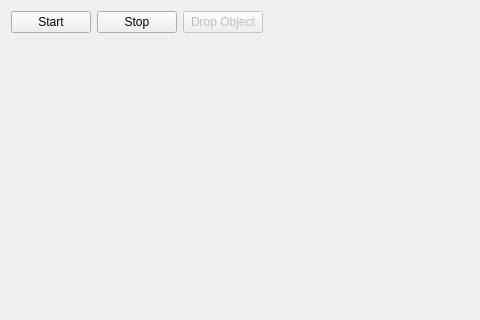
First picture: the form in Students/abhaysanand/3project/WaterFlowModel/mainwindow.ui, repository CourseReps/ECEN489-Fall2015, before the edit; both pictures show x 0 to 480 and y 0 to 320 of the 704 by 482 pixel window.
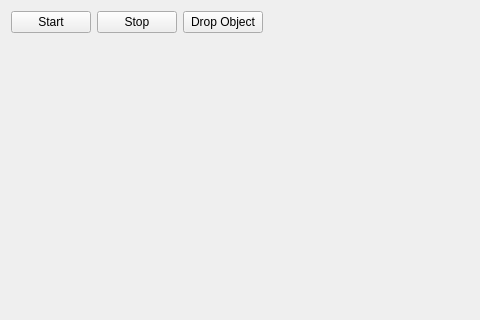
Second picture: the form after the edit.

```diff
--- a/Students/abhaysanand/3project/WaterFlowModel/mainwindow.ui
+++ b/Students/abhaysanand/3project/WaterFlowModel/mainwindow.ui
@@ -10,6 +10,18 @@
     <height>482</height>
    </rect>
   </property>
+  <property name="minimumSize">
+   <size>
+    <width>704</width>
+    <height>482</height>
+   </size>
+  </property>
+  <property name="maximumSize">
+   <size>
+    <width>704</width>
+    <height>482</height>
+   </size>
+  </property>
   <property name="windowTitle">
    <string>MainWindow</string>
   </property>
@@ -18,7 +30,7 @@
     <item row="0" column="2">
      <widget class="QPushButton" name="pushButton_drop">
       <property name="enabled">
-       <bool>false</bool>
+       <bool>true</bool>
       </property>
       <property name="text">
        <string>Drop Object</string>
@@ -69,7 +81,20 @@
      </spacer>
     </item>
     <item row="2" column="0" colspan="4">
-     <widget class="QWidget" name="widget" native="true"/>
+     <widget class="QWidget" name="widget" native="true">
+      <property name="minimumSize">
+       <size>
+        <width>340</width>
+        <height>415</height>
+       </size>
+      </property>
+      <property name="maximumSize">
+       <size>
+        <width>340</width>
+        <height>415</height>
+       </size>
+      </property>
+     </widget>
     </item>
     <item row="0" column="5">
      <widget class="QDoubleSpinBox" name="spinBox_setpoint">
@@ -107,7 +132,20 @@
      </widget>
     </item>
     <item row="2" column="4" colspan="3">
-     <widget class="QWidget" name="widget_2" native="true"/>
+     <widget class="QWidget" name="widget_2" native="true">
+      <property name="minimumSize">
+       <size>
+        <width>340</width>
+        <height>415</height>
+       </size>
+      </property>
+      <property name="maximumSize">
+       <size>
+        <width>340</width>
+        <height>415</height>
+       </size>
+      </property>
+     </widget>
     </item>
    </layout>
   </widget>
```
